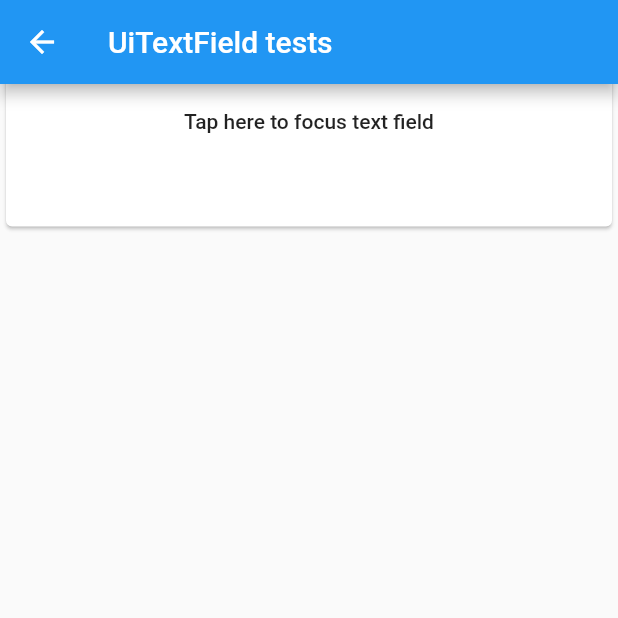
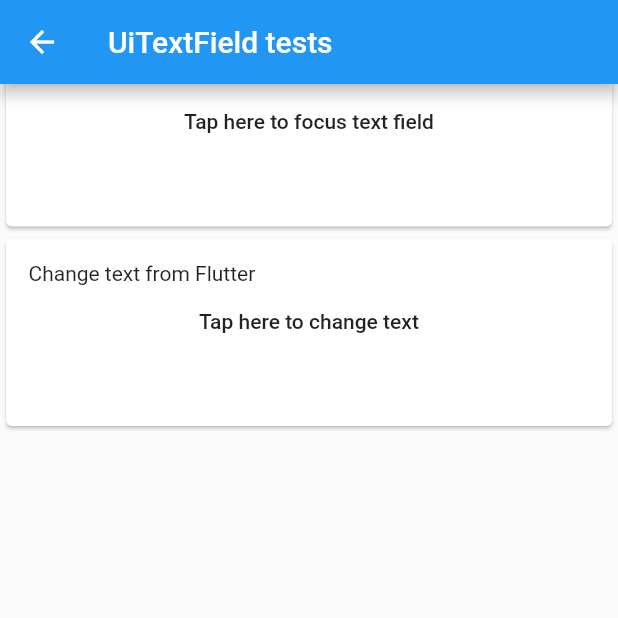
Before and after one commit to tomgilder/flutter_platform_inputs, a Flutter app: the UiTextFieldTestPage screen opened directly, scrolled down 576 dp, on a phone screen of 412 x 824 dp, the top half of it. Run offline on Flutter 3.47's test engine with Material 2 defaults, Android fonts, the phone set to English and light mode, and no system bars.

Commit message:
Add support for updating text from Flutter

```diff
--- a/example/lib/ui_text_field_test_page.dart
+++ b/example/lib/ui_text_field_test_page.dart
@@ -8,6 +8,7 @@ class UiTextFieldTestPage extends StatefulWidget {
 
 class _UiTextFieldTestPageState extends State<UiTextFieldTestPage> {
   final FocusNode _focusNode = FocusNode();
+  final TextEditingController _changeTextController = TextEditingController();
 
   String _onChangedText = "...it will show here";
   String _onSubmittedText = "...it will show here on submit";
@@ -21,26 +22,22 @@ class _UiTextFieldTestPageState extends State<UiTextFieldTestPage> {
       body: ListView(
         children: [
           Item(title: "Plain UiTextField", child: UiTextField()),
-
           Item(
               title: "Placeholder UiTextField",
               child: UiTextField(
                 placeholder: "Placeholder",
               )),
-
           Item(
               title: "Pre-filled UiTextField",
               child: UiTextField(
                 controller: TextEditingController(text: "Text"),
               )),
-
           Item(
               title: "Password UiTextField",
               child: UiTextField(
                 obsecureText: true,
                 textContentType: TextContentType.password,
               )),
-
           Item(
             title: "onChanged test",
             child: Column(children: [
@@ -55,7 +52,6 @@ class _UiTextFieldTestPageState extends State<UiTextFieldTestPage> {
               Text(_onChangedText)
             ]),
           ),
-
           Item(
             title: "onSubmitted test",
             child: Column(children: [
@@ -70,7 +66,6 @@ class _UiTextFieldTestPageState extends State<UiTextFieldTestPage> {
               Text(_onSubmittedText)
             ]),
           ),
-
           Item(
               title: "Focus test text field",
               child: Column(
@@ -84,6 +79,21 @@ class _UiTextFieldTestPageState extends State<UiTextFieldTestPage> {
                   )
                 ],
               )),
+
+          Item(
+              title: "Change text from Flutter",
+              child: Column(
+                children: [
+                  FlatButton(
+                    child: Text("Tap here to change text"),
+                    onPressed: () => _changeTextController.text = DateTime.now().toString(),
+                  ),
+                  UiTextField(
+                    controller: _changeTextController,
+                  )
+                ],
+              )),
+
           SizedBox(
             height: 1000,
           )
--- a/lib/ui_text_field.dart
+++ b/lib/ui_text_field.dart
@@ -114,10 +114,20 @@ class _UiTextFieldState extends State<UiTextField> {
     super.initState();
 
     if (widget.focusNode != null) {
+      // TODO: remove listener
+      // TODO: handle didUpdateWidget
       widget.focusNode.addListener(() {
         if (widget.focusNode.hasFocus) {
           _channel.invokeMethod("focus");
         }
+      });
+    }
+
+    if (widget.controller != null) {
+      // TODO: remove listener
+      // TODO: handle didUpdateWidget
+      widget.controller.addListener(() {
+        _channel.invokeMethod("setText", { "text": widget.controller.text ?? "" });
       });
     }
   }
```
Also changed, not shown: 1 other file.
